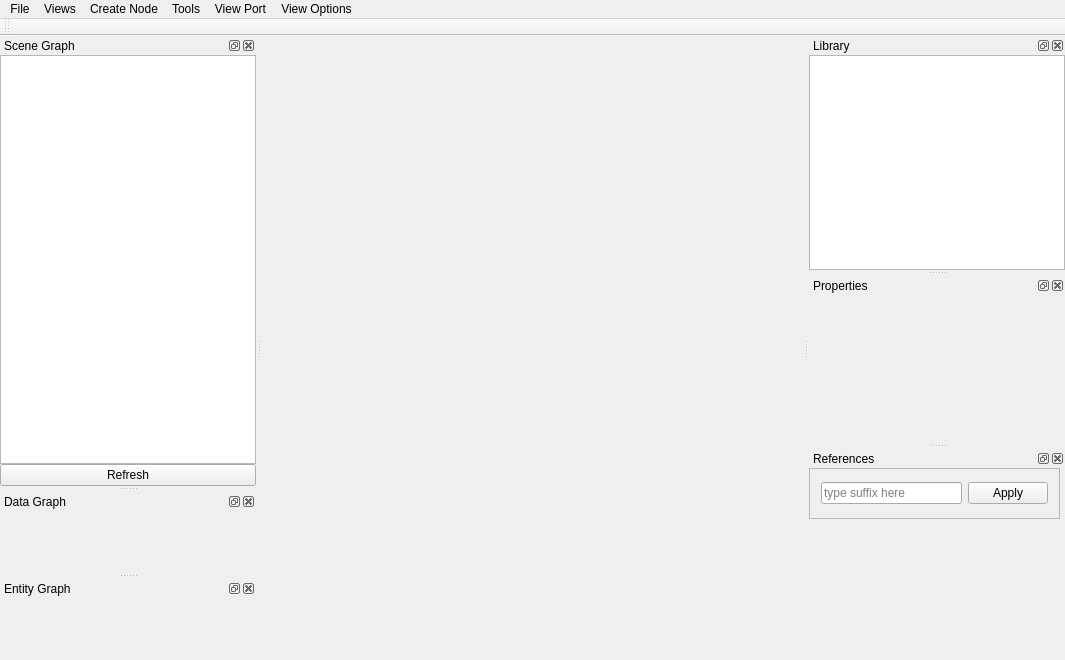
This is Tools/ResourceEditor/mainwindow.ui in xaoctech/dava.engine as Qt 5 draws it before an edit. The edited form follows.
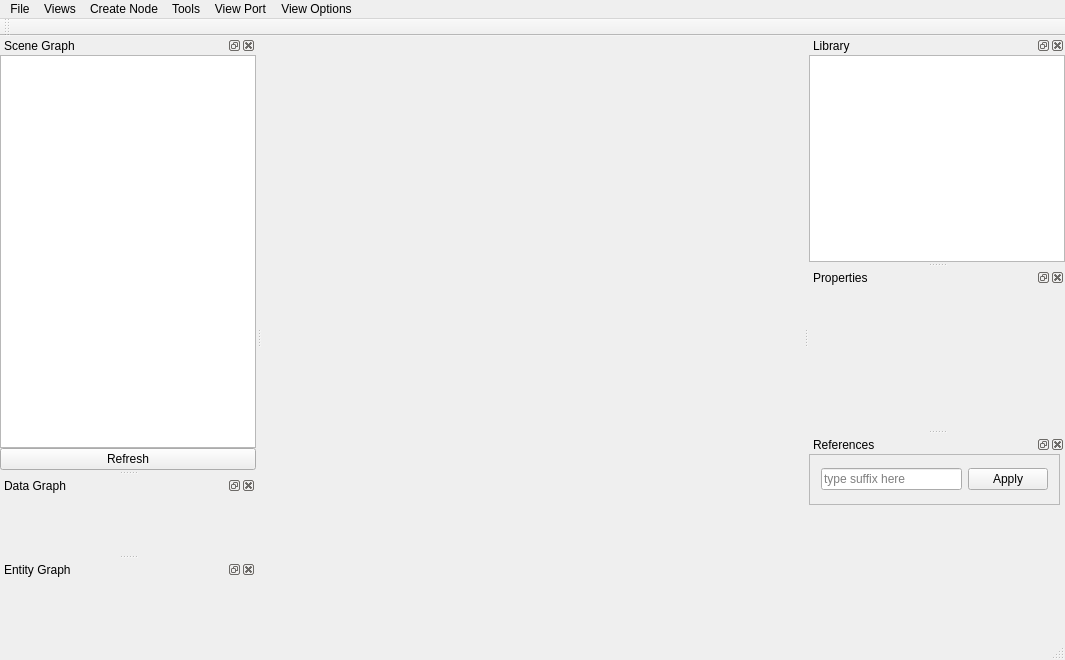
This is the edited form. Icons and pictures are not drawn. Custom widgets are drawn as their Qt base class.

Commit message: Fix: added scene pathmane to Status Bar

Diff of the .ui file:
```diff
--- a/Tools/ResourceEditor/mainwindow.ui
+++ b/Tools/ResourceEditor/mainwindow.ui
@@ -344,6 +344,7 @@
    <addaction name="menuViewPort"/>
    <addaction name="menuViewOptions"/>
   </widget>
+  <widget class="QStatusBar" name="statusBar"/>
   <action name="actionNewScene">
    <property name="icon">
     <iconset>
```
The commit also changes 6 other files.
